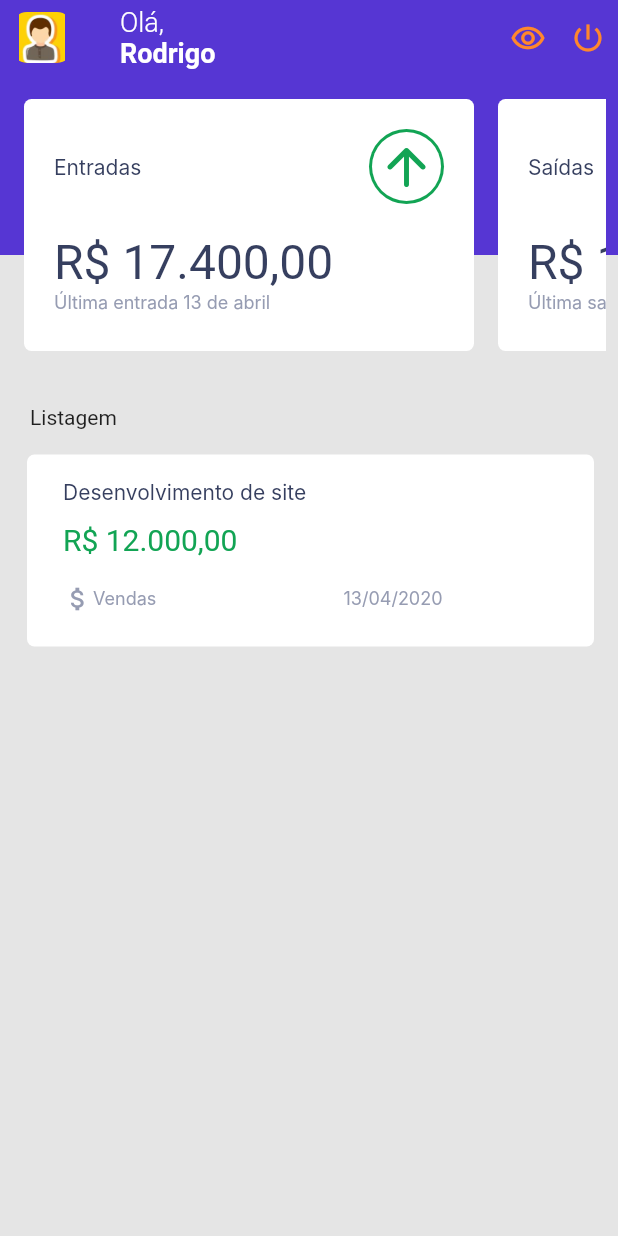
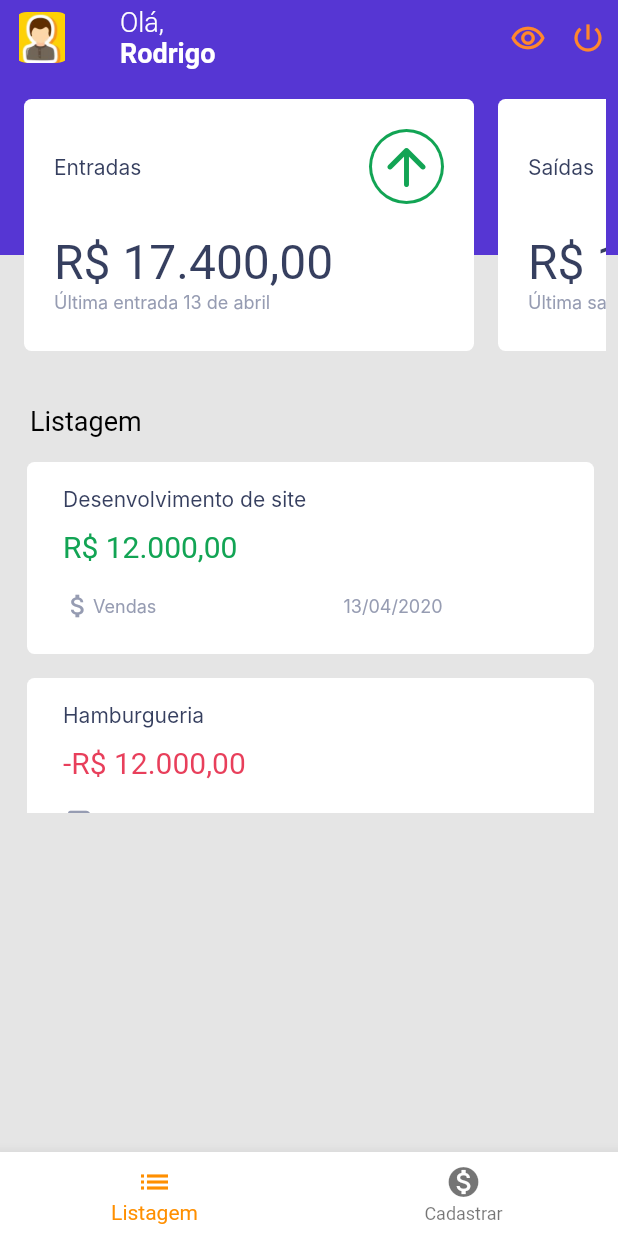
Before and after one commit to RodrigoNunesLeite/go_finances_flutter, a Flutter app: the screen it shows after launch, on a phone screen of 412 x 824 dp. Run offline on Flutter 3.47's test engine with Material 2 defaults, Android fonts, the phone set to English and light mode, and no system bars; missing offline and left inert: dart:ffi; Roboto replaces fonts that are missing (Inter, Poppins).

Commit message:
Construcao bottombar

```diff
--- a/lib/screens/dashboard/dashboard.dart
+++ b/lib/screens/dashboard/dashboard.dart
@@ -17,7 +17,25 @@ class Dashboard extends StatelessWidget {
         ),
       ),
       backgroundColor: Color(0xFFE5E5E5),
-          );
+      bottomNavigationBar: BottomNavigationBar(
+        backgroundColor: Color(0xFFFFFFFF),
+        items: const <BottomNavigationBarItem>[
+          BottomNavigationBarItem(
+            icon: Icon(Icons.list),
+            label: 'Listagem',
+            backgroundColor: Colors.red,
+                      ),
+          BottomNavigationBarItem(
+            icon: Icon(Icons.monetization_on),
+            label: 'Cadastrar',
+            backgroundColor: Colors.green,
+          ),
+        ],
+        //currentIndex: _selectedIndex,
+        selectedItemColor: Colors.amber[800],
+        //onTap: _onItemTapped,
+      ),
+    );
   }
 
 
--- a/lib/screens/dashboard/extract/extract.dart
+++ b/lib/screens/dashboard/extract/extract.dart
@@ -20,14 +20,22 @@ class Extract extends StatelessWidget {
                Text(
                  'Listagem',
                  textDirection: TextDirection.ltr,
+                 style: TextStyle(
+                   fontFamily: 'Poppins',
+                   fontStyle: FontStyle.normal,
+                   fontWeight: FontWeight.w400,
+                   fontSize: 18,
+                   color: Color(0xFF000000)
+                 )
                ),
              ],
            ),
         ),
           Padding(
-            padding: EdgeInsets.only(top: 1,left: 2),
-            child: ListItensExtract(),
-          ),
+              padding: EdgeInsets.only(top: 1,left: 2),
+              child: ListItensExtract(),
+           ),
+
       ],
         ),
     );
--- a/lib/screens/dashboard/extract/list/list_itens.dart
+++ b/lib/screens/dashboard/extract/list/list_itens.dart
@@ -35,9 +35,6 @@ class ListItens extends StatelessWidget {
     required this.moveDate,
   });
 
-  main() {
-    String valorPrincipalFormatado =  getCurrency();
-  }
 
   String getCurrency() {
     NumberFormat formatter = NumberFormat.simpleCurrency(locale: 'pt_BR');
@@ -50,6 +47,7 @@ class ListItens extends StatelessWidget {
   Widget build(BuildContext context) {
 
   String valorPrincipalFormatado =  getCurrency();
+  this.valueColor = this.valorPrincipal < 0 ? 0xFFE83F5B : 0xFF12A454;
 
     return Padding(
       padding: const EdgeInsets.all(8.0),
--- a/lib/screens/dashboard/extract/list/list_itens_extract.dart
+++ b/lib/screens/dashboard/extract/list/list_itens_extract.dart
@@ -8,7 +8,9 @@ class ListItensExtract extends StatelessWidget{
   @override
   Widget build(BuildContext context) {
     // TODO: implement build
-    return ListView(
+    return Container(
+      height: 250.0,
+      child: ListView(
         shrinkWrap: true,
         padding: const EdgeInsets.all(8),
         scrollDirection: Axis.vertical,
@@ -27,7 +29,36 @@ class ListItensExtract extends StatelessWidget{
             circleIconColor:0xFFDD2D82,
             moveDate: '13/04/2020',
           ),
+          ListItens(
+            backgroundCardColor: 0xFFFFFFFF,
+            cardTitle: 'Hamburgueria',
+            titleColor:0xFF363F5F,
+            valorPrincipal: -12000.00,
+            valueColor: 0xFF12A454,
+            subTitle: 'Alimentação',
+            subtitleColor: 0xFF969CB2,
+            iconCard: Icons.coffee,
+            iconColor: 0xFF969CB2,
+            circleIconBackgroundColor: 0xFFDD2D82,
+            circleIconColor:0xFFDD2D82,
+            moveDate: '13/04/2020',
+          ),
+          ListItens(
+            backgroundCardColor: 0xFFFFFFFF,
+            cardTitle: 'Hamburgueria',
+            titleColor:0xFF363F5F,
+            valorPrincipal: -12000.00,
+            valueColor: 0xFF12A454,
+            subTitle: 'Alimentação',
+            subtitleColor: 0xFF969CB2,
+            iconCard: Icons.coffee,
+            iconColor: 0xFF969CB2,
+            circleIconBackgroundColor: 0xFFDD2D82,
+            circleIconColor:0xFFDD2D82,
+            moveDate: '13/04/2020',
+          ),
         ],
+      ),
     );
   }
 }
```
Lines whose indentation alone changed are shown as unchanged.
